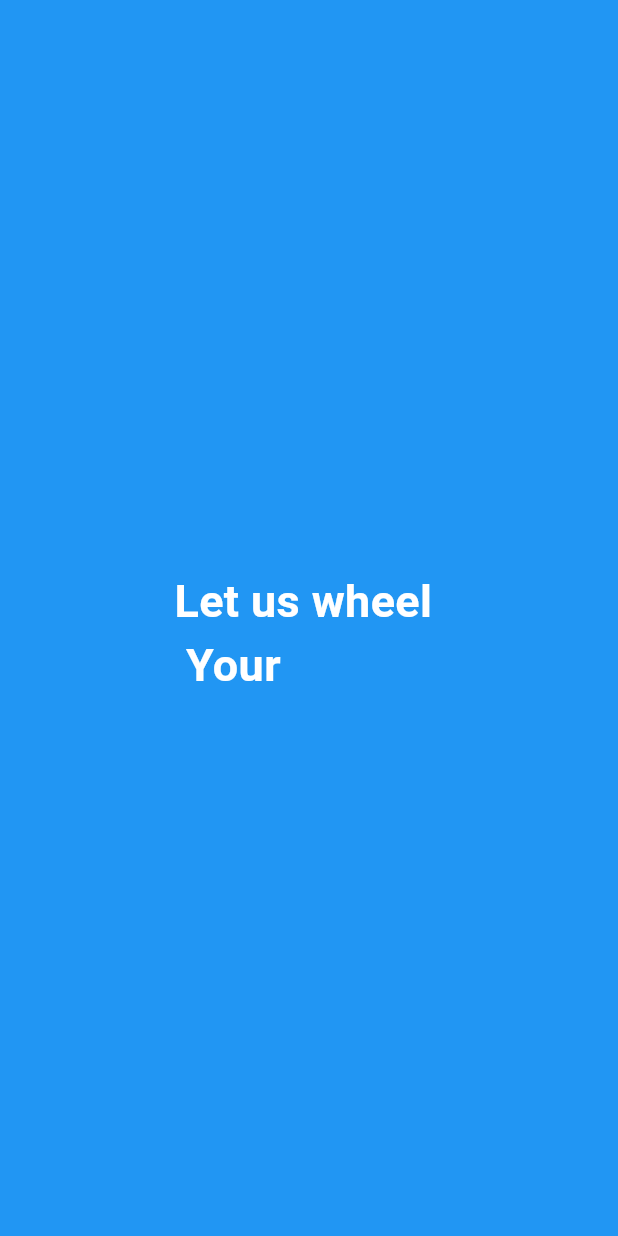
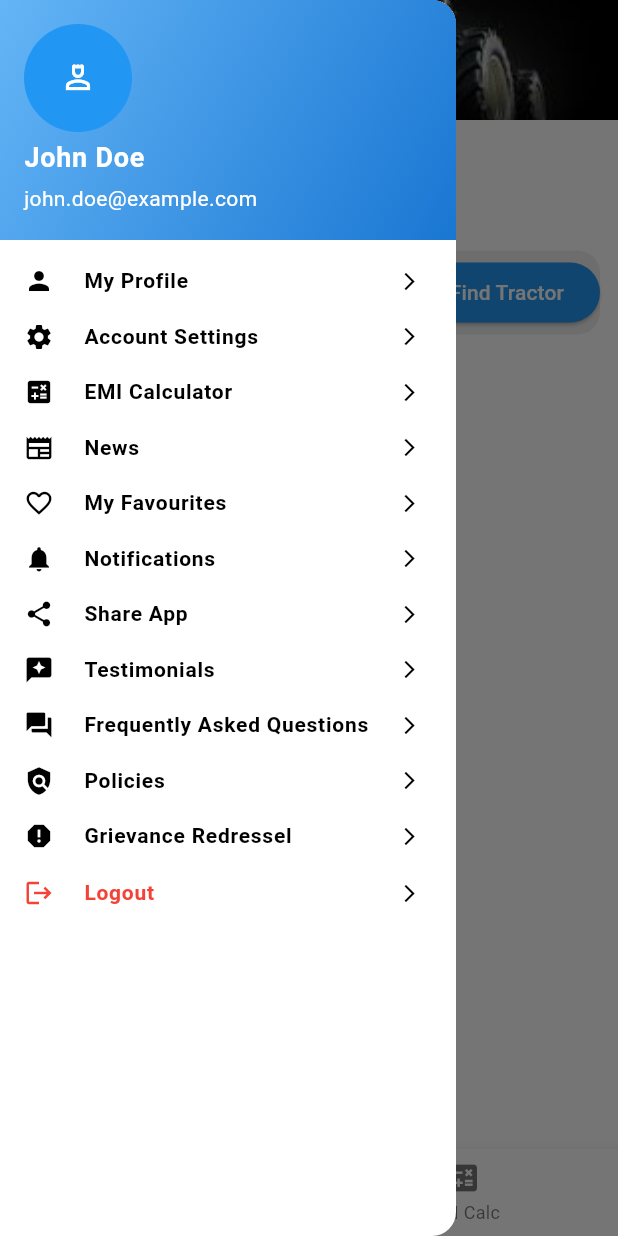
Before and after one commit to piyushsahu436/tractors24, a Flutter app: the screen it shows after launch, with the side drawer open (before the commit the screen has no drawer), on a phone screen of 412 x 824 dp. Run offline on Flutter 3.47's test engine with Material 3 defaults, Android fonts, the phone set to English and light mode, and no system bars; our stand-ins replace cloud_firestore, firebase_auth, firebase_core, image_picker, shared_preferences; accounts and stored records are empty.

Commit message:
changed the ui of the drawer

```diff
--- a/lib/main.dart
+++ b/lib/main.dart
@@ -55,7 +55,7 @@ class _MyHomePageState extends State<MyHomePage> with SingleTickerProviderStateM
     _controller.forward().whenComplete(() {
       Navigator.pushReplacement(
         context,
-        MaterialPageRoute(builder: (context) => SplashScreen()),
+        MaterialPageRoute(builder: (context) => BuyerScreen()),
       );
     });
   }
--- /dev/null
+++ b/lib/screens/drawer.dart
@@ -0,0 +1,137 @@
+import 'package:flutter/material.dart';
+
+class CustomDrawer extends StatelessWidget {
+  // Dummy data
+  final String userName = "John Doe";
+  final String userEmail = "john.doe@example.com";
+  final String userPhotoUrl = "https://via.placeholder.com/150";
+
+  const CustomDrawer({super.key});
+
+  // Define common text styles
+  static const TextStyle _menuItemStyle = TextStyle(
+    fontSize: 14.0,
+    fontWeight: FontWeight.bold,
+  );
+
+  static const TextStyle _userNameStyle = TextStyle(
+    fontSize: 18.0,
+    fontWeight: FontWeight.bold,
+  );
+
+  static const TextStyle _userEmailStyle = TextStyle(
+    fontSize: 14.0,
+  );
+
+  // Custom MenuListTile Widget
+  Widget _buildMenuListTile({
+    required IconData icon,
+    required String title,
+    Color iconColor = Colors.black,
+    TextStyle? style,
+    VoidCallback? onTap,
+  }) {
+    return ListTile(
+      dense: true,
+      visualDensity: const VisualDensity(vertical: -4),
+      leading: Icon(icon, color: iconColor, size: 20),
+      title: Text(title, style: style ?? _menuItemStyle),
+      trailing: const Icon(Icons.arrow_forward_ios, size: 14),
+      onTap: onTap,
+    );
+  }
+
+  @override
+  Widget build(BuildContext context) {
+    return Drawer(
+      child: ListView(
+        padding: EdgeInsets.zero,
+        children: [
+          // User Account Header
+          UserAccountsDrawerHeader(
+            decoration: BoxDecoration(
+              color: Colors.blue,
+              gradient: LinearGradient(
+                colors: [Colors.blue.shade300, Colors.blue.shade700],
+                begin: Alignment.topLeft,
+                end: Alignment.bottomRight,
+              ),
+            ),
+
+            accountName: Padding(
+              padding: const EdgeInsets.only(top: 20.0),
+              child: Text(userName, style: _userNameStyle),
+            ),
+            accountEmail: Text(userEmail, style: _userEmailStyle),
+            currentAccountPicture: CircleAvatar(
+              child: Icon(Icons.person_4_outlined),
+
+            ),
+          ),
+
+          // Menu Items
+          _buildMenuListTile(
+            icon: Icons.person,
+            title: 'My Profile',
+          ),
+          _buildMenuListTile(
+            icon: Icons.settings,
+            title: 'Account Settings',
+          ),
+          _buildMenuListTile(
+            icon: Icons.calculate,
+            title: 'EMI Calculator',
+          ),
+          _buildMenuListTile(
+            icon: Icons.newspaper,
+            title: 'News',
+          ),
+          _buildMenuListTile(
+            icon: Icons.favorite_outline,
+            title: 'My Favourites',
+          ),
+          _buildMenuListTile(
+            icon: Icons.notifications,
+            title: 'Notifications',
+          ),
+          _buildMenuListTile(
+            icon: Icons.share,
+            title: 'Share App',
+          ),
+          _buildMenuListTile(
+            icon: Icons.reviews,
+            title: 'Testimonials',
+          ),
+          _buildMenuListTile(
+            icon: Icons.question_answer,
+            title: 'Frequently Asked Questions',
+          ),
+          _buildMenuListTile(
+            icon: Icons.policy,
+            title: 'Policies',
+          ),
+          _buildMenuListTile(
+            icon: Icons.report,
+            title: 'Grievance Redressel',
+          ),
+
+          const Divider(height: 1),
+
+          // Logout
+          _buildMenuListTile(
+            icon: Icons.logout,
+            title: 'Logout',
+            iconColor: Colors.red,
+            style: const TextStyle(
+              fontSize: 14.0,
+              fontWeight: FontWeight.bold,
+              color: Colors.red,
+            ),
+            onTap: () => Navigator.pop(context),
+          ),
+        ],
+
+      ),
+    );
+  }
+}
--- a/lib/screens/homepage.dart
+++ b/lib/screens/homepage.dart
@@ -8,7 +8,6 @@ import 'emi_cal.dart';
 import 'package:tractors24/screens/customer_inquiries_screen.dart';
 import 'package:tractors24/screens/policies_screen.dart';
 import 'package:tractors24/screens/update_profile_screen.dart';
-import 'news.dart';
 import 'faq_screen.dart';
 
 class HomePage extends StatefulWidget {
--- a/lib/screens/policies_screen.dart
+++ b/lib/screens/policies_screen.dart
@@ -9,8 +9,8 @@ class PoliciesScreen extends StatelessWidget {
       child: Scaffold(
         appBar: AppBar(
           title: const Text('Policies',
-          style: TextStyle(color: Colors.white),),
-backgroundColor: Colors.blue,
+            style: TextStyle(color: Colors.white),),
+          backgroundColor: Colors.blue,
         ),
         body: SingleChildScrollView(
           padding: const EdgeInsets.all(16.0),
```
Also changed, not shown: lib/screens/buyer_page.dart (+4 -74 lines), lib/screens/spalshscreen.dart (line endings or trailing spaces), 3 other files.
